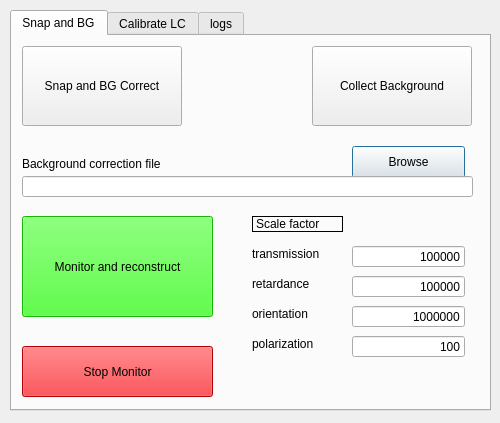
Old version of the form recOrder/visualization/qtdesigner/ReconOrderUI.ui in the repository bryantChhun/recOrder_deprecated.
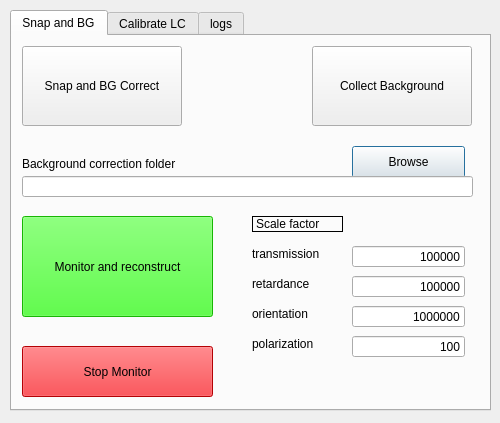
New version of the form.

Commit message: added background collection filesaving and metadata saving added snap and correct based on selected background files

What changed in the file:
```diff
--- a/recOrder/visualization/qtdesigner/ReconOrderUI.ui
+++ b/recOrder/visualization/qtdesigner/ReconOrderUI.ui
@@ -88,12 +88,12 @@
       <rect>
        <x>10</x>
        <y>120</y>
-       <width>171</width>
+       <width>191</width>
        <height>16</height>
       </rect>
      </property>
      <property name="text">
-      <string>Background correction file</string>
+      <string>Background correction folder</string>
      </property>
     </widget>
     <widget class="QLineEdit" name="le_bg_corr_path">
```
The commit also changes 7 other files.
